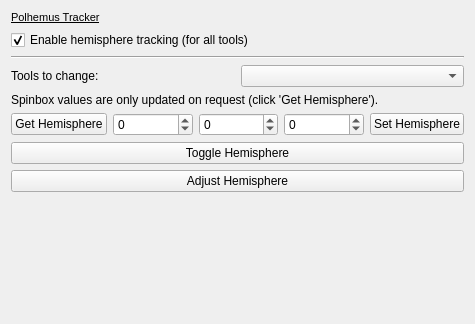
The window that Modules/IGTUI/Qmitk/QmitkPolhemusTrackerWidget.ui (MITK/MITK) describes before a commit, drawn with Qt 5.
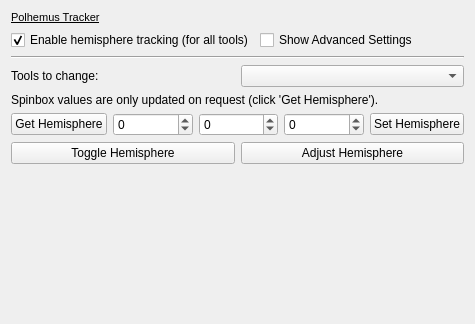
The same window after the commit.

Commit message: Hide advanced settings in GUI for Polhemus.

Diff of the .ui file:
```diff
--- a/Modules/IGTUI/Qmitk/QmitkPolhemusTrackerWidget.ui
+++ b/Modules/IGTUI/Qmitk/QmitkPolhemusTrackerWidget.ui
@@ -23,6 +23,8 @@
     </widget>
    </item>
    <item>
+    <layout class="QHBoxLayout" name="horizontalLayout_3">
+     <item>
     <widget class="QCheckBox" name="m_hemisphereTracking">
      <property name="text">
       <string>Enable hemisphere tracking (for all tools)</string>
@@ -33,6 +35,15 @@
     </widget>
    </item>
    <item>
+      <widget class="QCheckBox" name="m_AdvancedSettings">
+       <property name="text">
+        <string>Show Advanced Settings</string>
+       </property>
+      </widget>
+     </item>
+    </layout>
+   </item>
+   <item>
     <widget class="Line" name="line">
      <property name="orientation">
       <enum>Qt::Horizontal</enum>
@@ -120,14 +131,14 @@
        </property>
       </widget>
      </item>
-    </layout>
-   </item>
    <item>
     <widget class="QPushButton" name="m_AdjustHemisphere">
      <property name="text">
       <string>Adjust Hemisphere</string>
      </property>
     </widget>
+     </item>
+    </layout>
    </item>
    <item>
     <spacer name="verticalSpacer">
```
Lines whose indentation alone changed are shown as unchanged. The commit also changes 3 other files.
